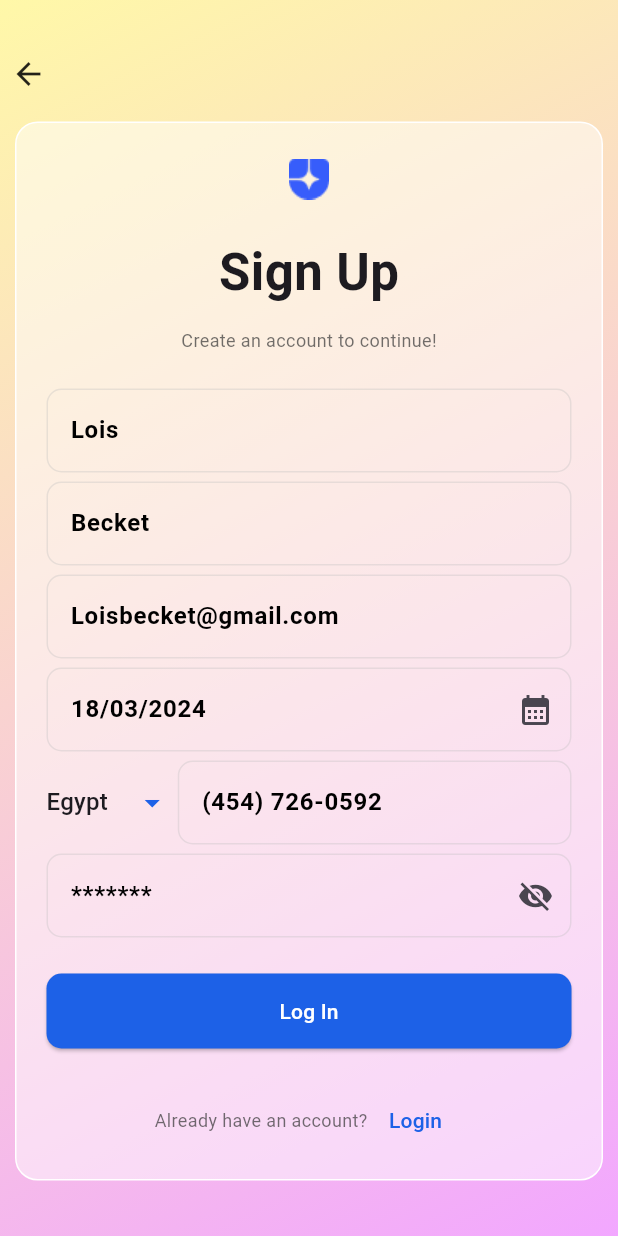
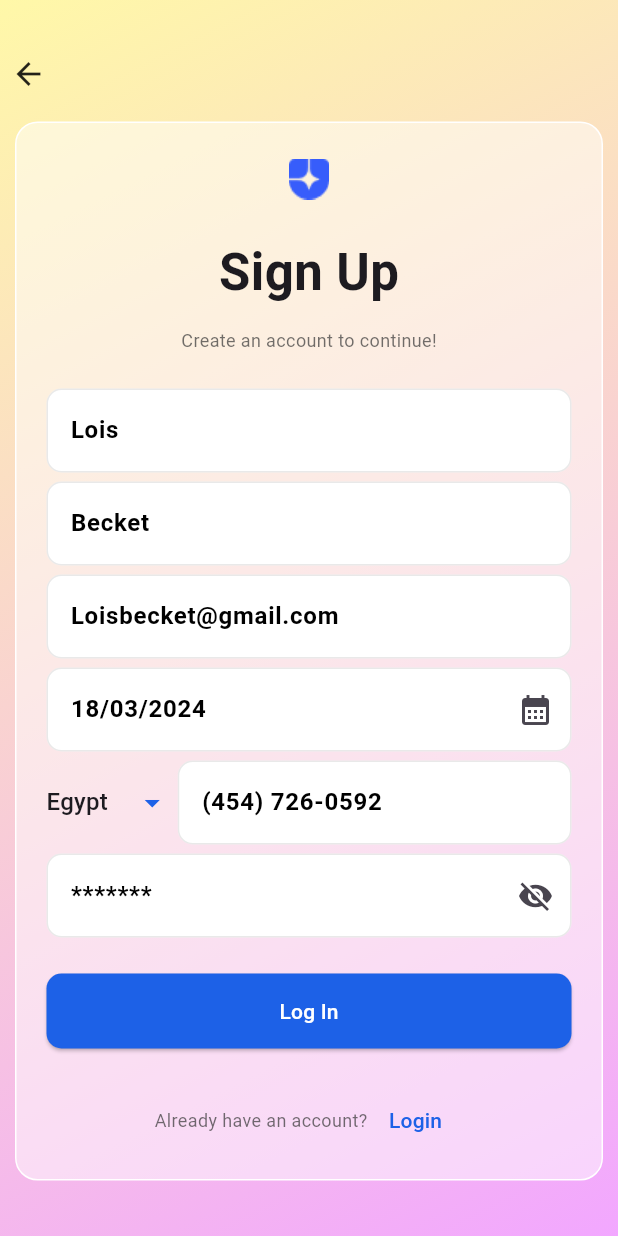
Before and after one commit to iABDALLAHM/flutter_ui_practice, a Flutter app: the Variant9RegisterView screen opened by its route, on a phone screen of 412 x 824 dp. Run offline on Flutter 3.47's test engine with Material 3 defaults, Android fonts, the phone set to English and light mode, and no system bars; our stand-ins replace font_awesome_flutter, go_router.

Commit message:
apply hero animation in variant9

```diff
--- a/login_screen/lib/core/utliz/app_router.dart
+++ b/login_screen/lib/core/utliz/app_router.dart
@@ -37,7 +37,7 @@ class AppRouter {
   static const kVariant9RegisterView = "/variant9-register";
 
   static GoRouter routes = GoRouter(
-    initialLocation: kVariant8LoginView,
+    initialLocation: kVariant9LoginView,
     routes: [
       GoRoute(
         path: kVariant1LoginView,
--- a/login_screen/lib/features/auth_variants/variant_9/presentation/views/widgets/variant9_login_card.dart
+++ b/login_screen/lib/features/auth_variants/variant_9/presentation/views/widgets/variant9_login_card.dart
@@ -34,9 +34,13 @@ class Variant9LoginCard extends StatelessWidget {
             style: Styles.textStyle12.copyWith(color: grayText),
           ),
           const SizedBox(height: 24),
-          CustomTextField(hintText: "Loisbecket@gmail.com"),
+          CustomTextField(hintText: "Loisbecket@gmail.com", isFilled: true),
           const SizedBox(height: 6),
-          CustomTextField(isPassword: true, hintText: "*******"),
+          CustomTextField(
+            isPassword: true,
+            hintText: "*******",
+            isFilled: true,
+          ),
           const SizedBox(height: 16),
           Row(
             mainAxisAlignment: MainAxisAlignment.spaceBetween,
--- a/login_screen/lib/features/auth_variants/variant_9/presentation/views/widgets/variant9_login_rich_text.dart
+++ b/login_screen/lib/features/auth_variants/variant_9/presentation/views/widgets/variant9_login_rich_text.dart
@@ -20,7 +20,10 @@ class Variant9LoginRichText extends StatelessWidget {
           onPressed: () {
             GoRouter.of(context).push(AppRouter.kVariant9RegisterView);
           },
-          child: Text("Sign Up", style: TextStyle(color: kPrimaryColor)),
+          child: Hero(
+            tag: "Sign Up",
+            child: Text("Sign Up", style: TextStyle(color: kPrimaryColor)),
+          ),
         ),
       ],
     );
--- a/login_screen/lib/features/auth_variants/variant_9/presentation/views/widgets/variant9_register_card.dart
+++ b/login_screen/lib/features/auth_variants/variant_9/presentation/views/widgets/variant9_register_card.dart
@@ -25,21 +25,25 @@ class Variant9RegisterCard extends StatelessWidget {
           const SizedBox(height: 24),
           Image.asset(AssetData.blueAppIcon),
           const SizedBox(height: 24),
-          Text("Sign Up", style: Styles.textStyle34),
+          Hero(
+            tag: "Sign Up",
+            child: Text("Sign Up", style: Styles.textStyle34),
+          ),
           const SizedBox(height: 12),
           Text(
             "Create an account to continue!",
             style: Styles.textStyle12.copyWith(color: grayText),
           ),
           const SizedBox(height: 24),
-          CustomTextField(hintText: "Lois"),
+          CustomTextField(hintText: "Lois", isFilled: true),
           const SizedBox(height: 6),
-          CustomTextField(hintText: "Becket"),
+          CustomTextField(hintText: "Becket", isFilled: true),
           const SizedBox(height: 6),
-          CustomTextField(hintText: "Loisbecket@gmail.com"),
+          CustomTextField(hintText: "Loisbecket@gmail.com", isFilled: true),
           const SizedBox(height: 6),
           CustomTextField(
             hintText: "18/03/2024",
+            isFilled: true,
             icon: IconButton(
               onPressed: () {},
               icon: Icon(Icons.calendar_month),
@@ -51,12 +55,19 @@ class Variant9RegisterCard extends StatelessWidget {
               Expanded(child: DropDownSectionButton()),
               Expanded(
                 flex: 3,
-                child: CustomTextField(hintText: "(454) 726-0592"),
+                child: CustomTextField(
+                  hintText: "(454) 726-0592",
+                  isFilled: true,
+                ),
               ),
             ],
           ),
           const SizedBox(height: 6),
-          CustomTextField(isPassword: true, hintText: "*******"),
+          CustomTextField(
+            isPassword: true,
+            hintText: "*******",
+            isFilled: true,
+          ),
           const SizedBox(height: 24),
           SizedBox(width: double.infinity, height: 50, child: CustomButton()),
           const SizedBox(height: 24),
```
